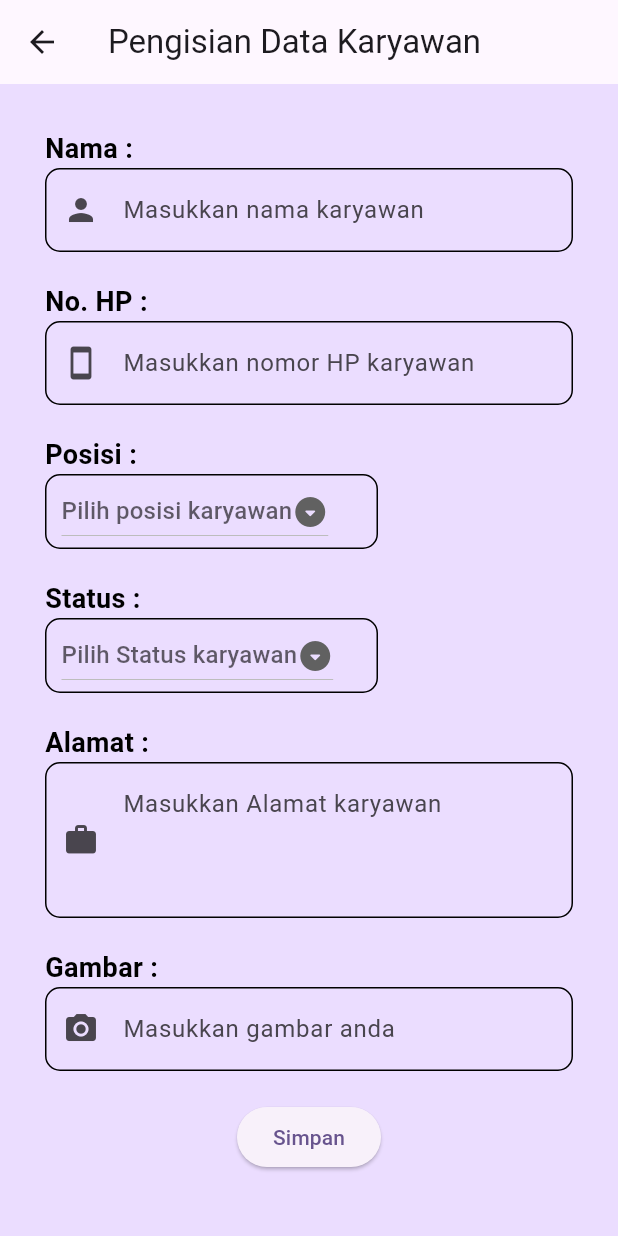
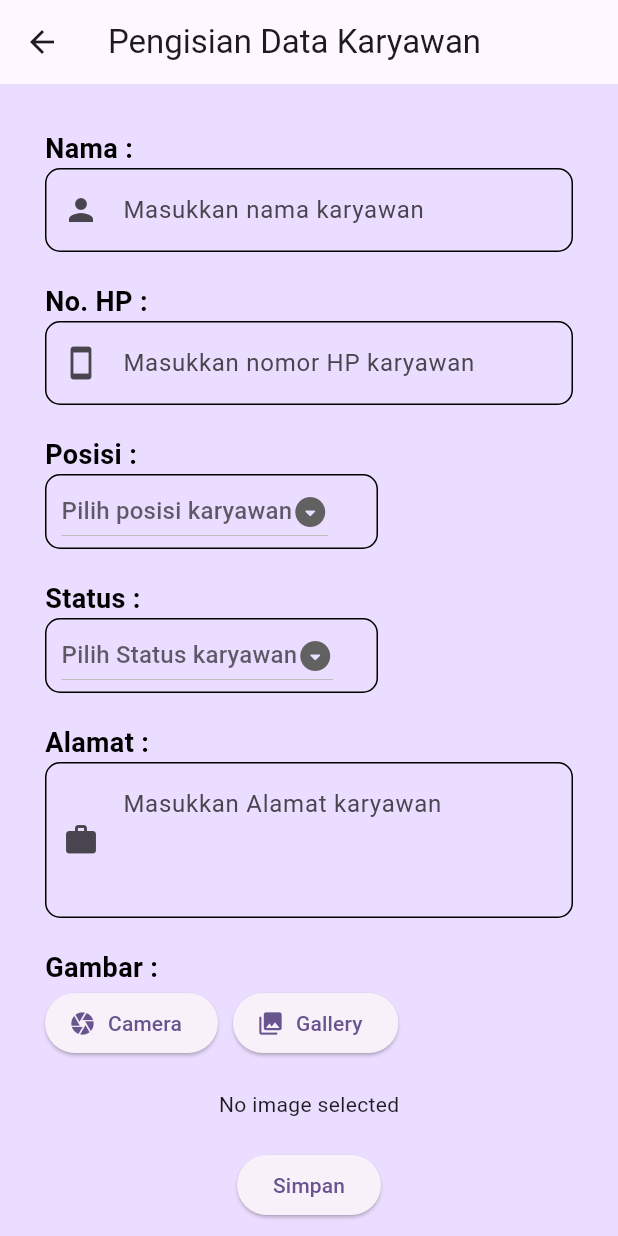
Before and after one commit to Magaretha14/app_data_karyawan, a Flutter app: the screen it shows after launch, after a tap on the "add" icon, on a phone screen of 412 x 824 dp. Run offline on Flutter 3.47's test engine with Material 3 defaults, Android fonts, the phone set to English and light mode, and no system bars; our stand-ins replace cloud_firestore, firebase_core, firebase_storage, geocoding, geolocator, google_maps_flutter and 1 more; accounts and stored records are empty.

Commit message:
membuat gambar

```diff
--- a/lib/view/formdata.dart
+++ b/lib/view/formdata.dart
@@ -1,7 +1,11 @@
+import 'dart:io';
+
 import 'package:app_data_karyawan/controller/formdata_controller.dart';
 import 'package:app_data_karyawan/model/formdata_model.dart';
 import 'package:app_data_karyawan/view/maps_page.dart';
+import 'package:firebase_storage/firebase_storage.dart';
 import 'package:flutter/material.dart';
+import 'package:image_picker/image_picker.dart';
 
 class Formpage extends StatefulWidget {
   const Formpage({super.key});
@@ -257,24 +261,25 @@ class _FormpageState extends State<Formpage> {
                     ),
                   ),
                 ),
-                TextFormField(
-                  controller: _controllerGambar,
-                  keyboardType: TextInputType.name,
-                  decoration: InputDecoration(
-                    hintText: "Masukkan gambar anda",
-                    prefixIcon: const Icon(Icons.camera_alt),
-                    border: OutlineInputBorder(
-                      borderRadius: BorderRadius.circular(10),
+                Row(
+                  children: [
+                    ElevatedButton.icon(
+                      onPressed: () => _uploadImage(ImageSource.camera),
+                      icon: const Icon(Icons.camera),
+                      label: const Text('Camera'),
                     ),
-                    enabledBorder: OutlineInputBorder(
-                      borderRadius: BorderRadius.circular(10),
+                    const SizedBox(width: 10),
+                    ElevatedButton.icon(
+                      onPressed: () => _uploadImage(ImageSource.gallery),
+                      icon: const Icon(Icons.photo_library),
+                      label: const Text('Gallery'),
                     ),
-                  ),
-                  readOnly: true,
-                  onChanged: (value) {
-                    gambar = value;
-                  },
+                  ],
                 ),
+                const SizedBox(height: 20),
+                gambar != null
+                    ? Image.network(gambar!)
+                    : const Text('No image selected'),
                 const SizedBox(
                   height: 20,
                 ),
@@ -306,4 +311,39 @@ class _FormpageState extends State<Formpage> {
       ),
     );
   }
+
+  // Method Upload
+  Future<void> _uploadImage(ImageSource source) async {
+    final picker = ImagePicker();
+    final pickedImage = await picker.pickImage(source: source);
+
+    if (pickedImage != null) {
+      String uniqueFileName = DateTime.now().millisecondsSinceEpoch.toString();
+
+      // Get a reference to storage root
+      Reference referenceRoot = FirebaseStorage.instance.ref();
+      Reference referenceDirImage = referenceRoot.child('images');
+
+      // create a reference
+      Reference referenceImageToUpload =
+          referenceDirImage.child(uniqueFileName);
+
+      // Handle error/success
+      try {
+        // Store the file
+        await referenceImageToUpload.putFile(
+          File(pickedImage.path),
+        );
+
+        // success message
+        gambar = await referenceImageToUpload.getDownloadURL();
+
+        setState(() {
+          gambar!;
+        });
+      } catch (e) {
+        print(e);
+      }
+    }
+  }
 }
--- a/lib/view/homepage.dart
+++ b/lib/view/homepage.dart
@@ -20,9 +20,16 @@ class _HomePageState extends State<HomePage> {
     super.initState();
   }
 
+  // Future<void> _refreshData() async {
+  //   await dkController.getDataKaryawan();
+  // }
+
   @override
   Widget build(BuildContext context) {
     return Scaffold(
+      appBar: AppBar(
+        title: const Text('Data Karyawan'),
+      ),
       body: SafeArea(
         child: Column(
           crossAxisAlignment: CrossAxisAlignment.center,
@@ -89,7 +96,11 @@ class _HomePageState extends State<HomePage> {
           Navigator.push(
             context,
             MaterialPageRoute(builder: (context) => Formpage()),
-          );
+          ).then((value) => {
+                setState(() {
+                  dkController.getDataKaryawan();
+                })
+              });
         },
         child: const Icon(Icons.add),
       ),
--- a/pubspec.yaml
+++ b/pubspec.yaml
@@ -41,6 +41,8 @@ dependencies:
   google_maps_flutter: ^2.6.1
   geolocator: ^8.2.1
   geocoding: ^3.0.0
+  image_picker: ^1.1.2
+  firebase_storage: ^11.7.7
 
 dev_dependencies:
   flutter_test:
```
Also changed, not shown: lib/view/maps_page.dart (+0 -38 lines), pubspec.lock, 6 other files.
